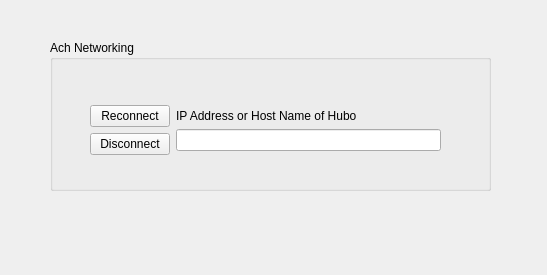
Before: the Qt Designer form HuboQt/ui/AchNetworkWidget.ui in golems/HuboCan, drawn with Qt 5.
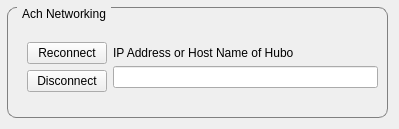
After: the same form once the commit is applied.

```diff
--- a/HuboQt/ui/AchNetworkWidget.ui
+++ b/HuboQt/ui/AchNetworkWidget.ui
@@ -6,30 +6,55 @@
    <rect>
     <x>0</x>
     <y>0</y>
-    <width>547</width>
-    <height>275</height>
+    <width>399</width>
+    <height>129</height>
    </rect>
   </property>
+  <property name="sizePolicy">
+   <sizepolicy hsizetype="Minimum" vsizetype="Minimum">
+    <horstretch>0</horstretch>
+    <verstretch>0</verstretch>
+   </sizepolicy>
+  </property>
   <property name="windowTitle">
    <string>Form</string>
   </property>
   <widget class="QGroupBox" name="groupBox">
    <property name="geometry">
     <rect>
-     <x>50</x>
-     <y>40</y>
-     <width>441</width>
-     <height>151</height>
+     <x>7</x>
+     <y>7</y>
+     <width>381</width>
+     <height>111</height>
     </rect>
    </property>
+   <property name="sizePolicy">
+    <sizepolicy hsizetype="Minimum" vsizetype="Minimum">
+     <horstretch>0</horstretch>
+     <verstretch>0</verstretch>
+    </sizepolicy>
+   </property>
+   <property name="styleSheet">
+    <string notr="true">QGroupBox {
+    border: 1px solid gray;
+    border-radius: 9px;
+    margin-top: 0.5em;
+}
+
+QGroupBox::title {
+    subcontrol-origin: margin;
+    left: 10px;
+    padding: 0 3px 0 3px;
+}</string>
+   </property>
    <property name="title">
     <string>Ach Networking</string>
    </property>
    <widget class="QWidget" name="horizontalLayoutWidget">
     <property name="geometry">
      <rect>
-      <x>40</x>
-      <y>50</y>
+      <x>20</x>
+      <y>20</y>
       <width>351</width>
       <height>80</height>
      </rect>
```
Left out of the diff: 8 changed lines with no effect on the pictures.
